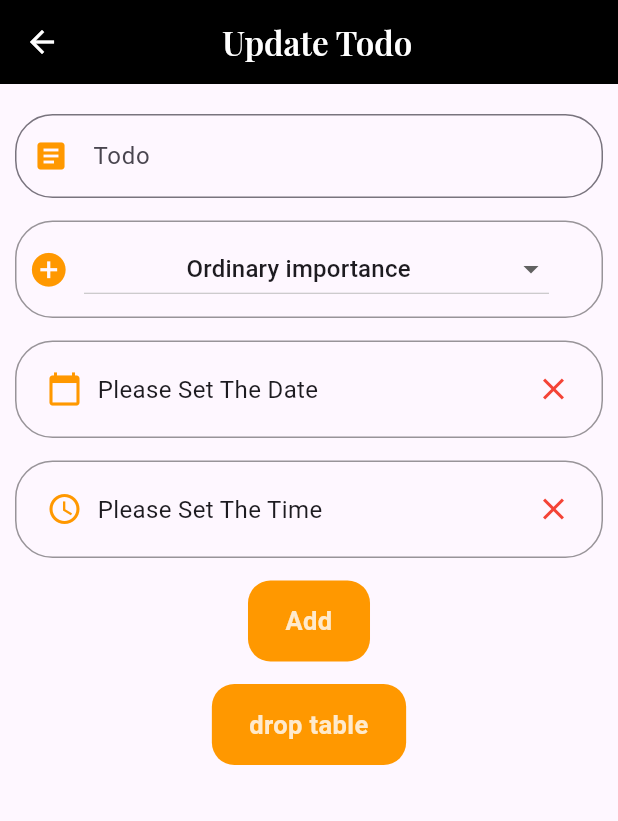
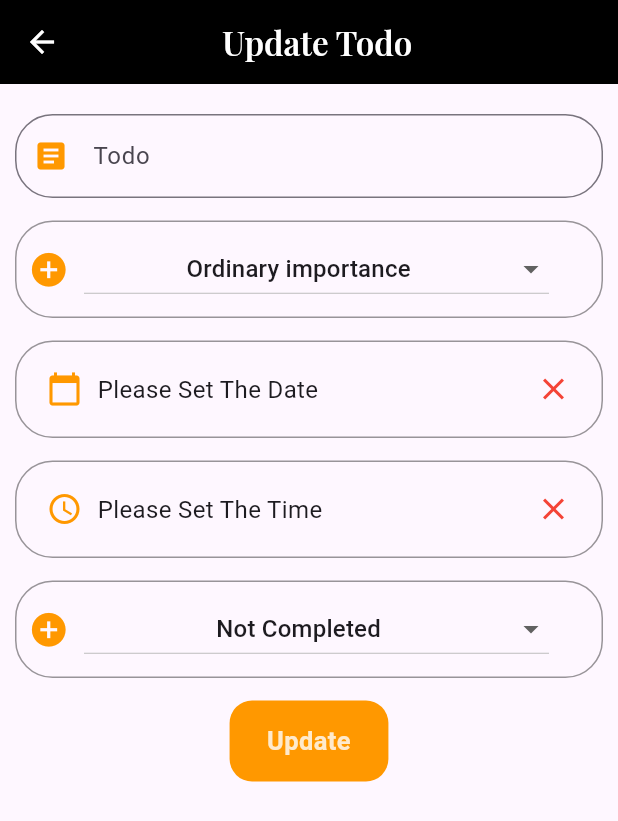
Before and after one commit to abdullaziz1991/Task-Manager-Todo, a Flutter app: the UpdateTodo screen opened directly with empty values, on a phone screen of 412 x 824 dp. Shown: the top 821 px of the screen. Run offline on Flutter 3.47's test engine with Material 3 defaults, Android fonts, the phone set to English and light mode, and no system bars; our stand-ins replace bloc, carousel_slider, equatable, flutter_bloc, flutter_native_splash, flutter_rating_bar and 5 more; accounts and stored records are empty.

Commit message:
Task Manager

```diff
--- a/lib/Screens/BasicPage.dart
+++ b/lib/Screens/BasicPage.dart
@@ -84,7 +84,7 @@ class _BasicPageState extends State<BasicPage> {
                                                 .AllTodos[index]
                                                 .Todo_Completed),
                                             onChanged: (ValueKey) {
-                                              print(ValueKey);
+                                              print(ValueKey.toString());
 
                                               context
                                                   .read<TaskManagerBloc>()
--- a/lib/Screens/Sign_In.dart
+++ b/lib/Screens/Sign_In.dart
@@ -39,7 +39,7 @@ class _SignInState extends State<SignIn> {
                               "Username",
                               "Username can't to be larger than 40 letter",
                               "Username can't to be less than 2 letter",
-                              Icons.lock,
+                              Icons.article,
                               "Username",
                               TextInputType.text,
                               40,
@@ -50,7 +50,7 @@ class _SignInState extends State<SignIn> {
                               "Password",
                               "Password can't to be larger than 40 letter",
                               "Password can't to be less than 4 letter",
-                              Icons.article,
+                              Icons.lock,
                               "Password",
                               TextInputType.text,
                               40,
--- a/lib/Screens/Update_Todo.dart
+++ b/lib/Screens/Update_Todo.dart
@@ -2,6 +2,7 @@
 import 'package:flutter/material.dart';
 import 'package:flutter_bloc/flutter_bloc.dart';
 import 'package:numberpicker/numberpicker.dart';
+import 'package:task_manager/Screens/Home.dart';
 
 import 'package:task_manager/Tools/Dropdown_Buttons.dart';
 import 'package:task_manager/Tools/HomeAppBar.dart';
@@ -36,7 +37,6 @@ class _UpdateTodoState extends State<UpdateTodo> {
   var Date = "Please Set The Date", TheTime = "Please Set The Time";
   bool isDateSet = false, isTimeSet = false;
   late int PriorityNumber;
-  int _currentValue = 3;
   void _updateValue(DropdownButtonModle NewDropdownValue) {
     setState(() {
       if (NewDropdownValue.Sign == 'Priority') {
@@ -107,13 +107,23 @@ class _UpdateTodoState extends State<UpdateTodo> {
               // TimePickerMethod(),
               TimePickerMethod(width, context),
               SizedBox(height: 15),
+              DropdownButtons(
+                Sign: 'Completed',
+                initialValue: Completed,
+                list: TodoStateList,
+                icon: Icons.add_circle,
+                NewDropdownValue: _updateValue,
+              ),
+              SizedBox(height: 15),
               InkWell(
-                child: SignInButtonMethod("Add"),
+                child: SignInButtonMethod("Update"),
                 onTap: () {
                   if (TodoController.text != "" &&
                       Date != "" &&
                       TheTime != "") {
-                    context.read<TaskManagerBloc>().add(AddTodosEvent(
+                    String isCompleted =
+                        Completed == "Completed" ? "true" : "false";
+                    context.read<TaskManagerBloc>().add(UpdateTodosEvent(
                         UserId: widget.MyData.Id,
                         Todo: TodoController.text.toString(),
                         Priority: Priority,
@@ -121,9 +131,11 @@ class _UpdateTodoState extends State<UpdateTodo> {
                         AllTodos: AllTodos,
                         Todo_Date: Date,
                         Todo_Time: TheTime,
-                        Completed: Completed));
-                    showLoading(context, "Add Todo",
-                        "The Todo has been added successfully");
+                        Completed: isCompleted,
+                        TodosId: Todos.Todo_Id,
+                        SqlLiteId: Todos.Id_In_SqlLite));
+                    showLoading(context, "Update Todo",
+                        "The Todo has been Updated successfully");
                   } else {
                     SnackBarMethod(
                         context, "You Forgot To Fill In One Of The Fields");
@@ -131,13 +143,6 @@ class _UpdateTodoState extends State<UpdateTodo> {
                 },
               ),
               SizedBox(height: 15),
-              InkWell(
-                child: SignInButtonMethod("drop table"),
-                onTap: () {
-                  SqfLite sqflite = SqfLite();
-                  sqflite.DropTableAndCreateNewOne();
-                },
-              ),
             ],
           ),
         ),
--- a/lib/Tools/Model.dart
+++ b/lib/Tools/Model.dart
@@ -41,11 +41,11 @@ class UserModle {
 class TodoModle {
   final String Todo_Id;
   final String Id_In_SqlLite;
-  final String Todo_Text;
+  String Todo_Text;
   String Todo_Completed;
-  final String Todo_Priority;
-  final String Todo_Date;
-  final String Todo_Time;
+  String Todo_Priority;
+  String Todo_Date;
+  String Todo_Time;
   //final String Todo_UserId;
 
   TodoModle({
--- a/lib/Tools/SqlLite.dart
+++ b/lib/Tools/SqlLite.dart
@@ -31,8 +31,10 @@ class SqfLite {
     "id_In_Server" TEXT NOT NULL,
     "todo" TEXT NOT NULL,
     "completed" TEXT NOT NULL,
+    "Todo_Priority" TEXT NOT NULL,
     "Todo_Date" TEXT NOT NULL,
     "Todo_Time" TEXT NOT NULL
+
     )''');
     print(" onCreate =====================================");
   }
@@ -96,6 +98,7 @@ class SqfLite {
     "id_In_Server" TEXT NOT NULL,
     "todo" TEXT NOT NULL,
     "completed" TEXT NOT NULL,
+    "Todo_Priority" TEXT NOT NULL,
     "Todo_Date" TEXT NOT NULL,
     "Todo_Time" TEXT NOT NULL
     )''');
--- a/lib/Tools/Widgets.dart
+++ b/lib/Tools/Widgets.dart
@@ -180,7 +180,6 @@ Container TextFormFieldMethod(
     String validator2,
     IconData icon,
     String label,
-    // bool isDark,
     TextInputType textInputType,
     int MaxLenght,
     int MinLenght,
@@ -198,15 +197,14 @@ Container TextFormFieldMethod(
           return validator2;
         }
 
-        if (label == "Email" && (val == null || val.isEmpty)) {
-          return 'Please enter your email';
-        }
+        if (label == "Email" && (val != null || val.isEmpty)) {
           // Simple regex for email validation
           final RegExp emailRegex = RegExp(
             r'^[^@]+@[^@]+\.[^@]+',
           );
           if (!emailRegex.hasMatch(val)) {
             return 'Please enter a valid email address';
+          }
         }
 
         return null;
--- a/lib/main.dart
+++ b/lib/main.dart
@@ -16,6 +16,8 @@ Future<void> main() async {
   WidgetsFlutterBinding.ensureInitialized();
   await SharedPrefs().init();
   await SqfLite().intialDb();
+  // SqfLite sqflite = SqfLite();
+  // sqflite.DropTableAndCreateNewOne();
   // FlutterNativeSplash.remove();
   runApp(MultiBlocProvider(providers: [
     BlocProvider(create: (_) => TaskManagerBloc()),
```
Also changed, not shown: lib/Screens/Update_UserProfile.dart (+23 -3 lines), lib/bloc/task_manager_bloc.dart (+31 -54 lines), assets/images/Icon_App.jpg, assets/images/goods.jpg (deleted), 26 other files. Lines whose indentation alone changed are shown as unchanged.
